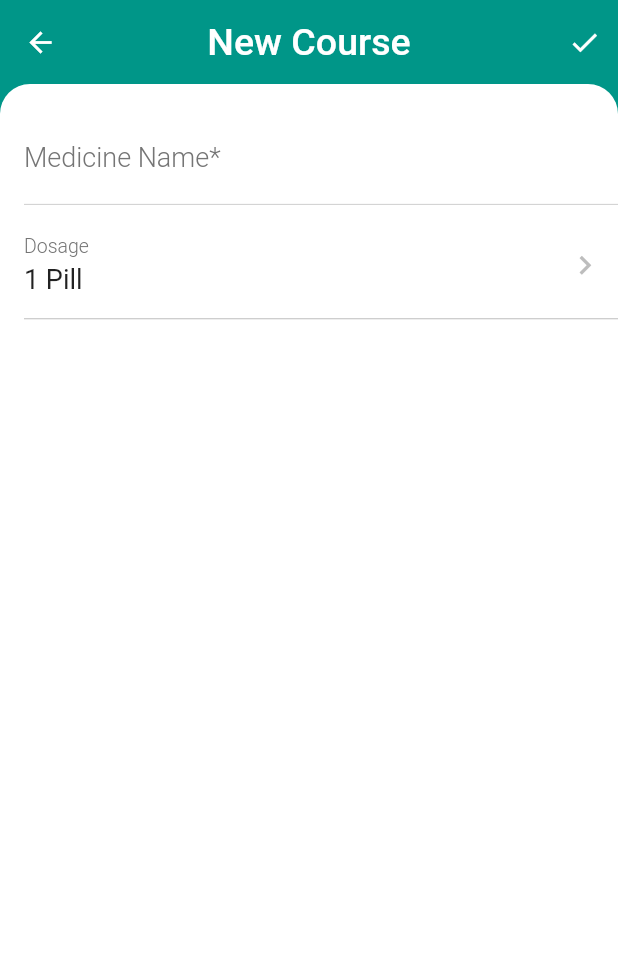
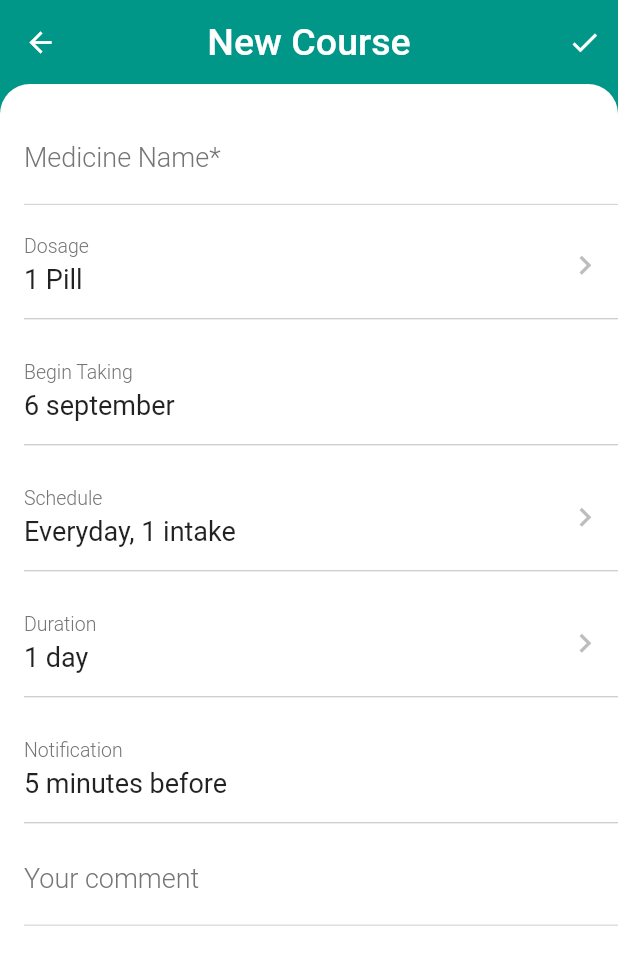
Before and after one commit to avinvvij/Medicine-Reminder, a Flutter app: the NewMedicine screen opened by its route, on a phone screen of 412 x 824 dp. Shown: the top 965 px of the screen. Run offline on Flutter 3.47's test engine with Material 2 defaults, Android fonts, the phone set to English and light mode, and no system bars; our stand-ins replace flutter_vector_icons.

Commit message:
New Dosage screen start, completed the UI for new course

```diff
--- /dev/null
+++ b/lib/CommonModules/PRDatePicker.dart
@@ -0,0 +1,20 @@
+import 'package:flutter/material.dart';
+
+class PRDatePicker {
+  PRDatePicker({@required this.context});
+  final BuildContext context;
+
+  Future<DateTime> displayDatePicker() async {
+    final DateTime pickedDate = await showDatePicker(
+        context: context,
+        initialDate: DateTime.now(),
+        firstDate: DateTime.now().subtract(Duration(days: 1460)),
+        lastDate: DateTime.now().add(Duration(days: 1460)));
+
+    if (pickedDate != null) {
+      return pickedDate;
+    } else {
+      return null;
+    }
+  }
+}
--- a/lib/Config/RouteIDs.dart
+++ b/lib/Config/RouteIDs.dart
@@ -1,4 +1,5 @@
 class RouteIDs {
-  static String HOME_SCREEN_ID = "/";
-  static String NEW_MED_INTAKE_ID = "/intake";
+  static const String HOME_SCREEN_ID = "/";
+  static const String NEW_MED_INTAKE_ID = "/intake";
+  static const String NEW_DOSAGE_ID = "/dosage";
 }
--- a/lib/Screens/HomeScreen.dart
+++ b/lib/Screens/HomeScreen.dart
@@ -88,6 +88,10 @@ class NoData extends StatelessWidget {
           top: -35,
           child: Align(
             alignment: Alignment.topCenter,
+            child: GestureDetector(
+              onTap: () {
+                Navigator.pushNamed(context, RouteIDs.NEW_MED_INTAKE_ID);
+              },
               child: Card(
                 elevation: 10,
                 shape: RoundedRectangleBorder(
@@ -102,6 +106,7 @@ class NoData extends StatelessWidget {
                 ),
               ),
             ),
+          ),
         )
       ],
     );
--- a/lib/Screens/NewMedicine.dart
+++ b/lib/Screens/NewMedicine.dart
@@ -1,7 +1,9 @@
 import 'package:flutter/cupertino.dart';
 import "package:flutter/material.dart";
 import 'package:flutter_vector_icons/flutter_vector_icons.dart';
+import 'package:pill_reminder/CommonModules/PRDatePicker.dart';
 import 'package:pill_reminder/CommonModules/PRTextField.dart';
+import 'package:pill_reminder/Config/RouteIDs.dart';
 import 'package:pill_reminder/Utils/Colors.dart';
 
 class NewMedicine extends StatefulWidget {
@@ -48,7 +50,7 @@ class _NewMedicineState extends State<NewMedicine> {
           )),
       body: Container(
         height: double.infinity,
-        padding: EdgeInsets.only(top: 20, left: 16),
+        padding: EdgeInsets.only(top: 20, left: 16, bottom: 20),
         child: SingleChildScrollView(
           child: Column(
             children: [
@@ -59,13 +61,77 @@ class _NewMedicineState extends State<NewMedicine> {
               SizedBox(
                 height: 20,
               ),
-              RoutePicker(title: "Dosage", value: "1 Pill", displayArrow: true),
+              RoutePicker(
+                  onTap: () {
+                    Navigator.pushNamed(context, RouteIDs.NEW_DOSAGE_ID);
+                  },
+                  title: "Dosage",
+                  value: "1 Pill",
+                  displayArrow: true),
               SizedBox(
                 height: 8,
               ),
               Divider(
                 color: AppPallete.dividerColor,
               ),
+              SizedBox(
+                height: 20,
+              ),
+              RoutePicker(
+                  title: "Begin Taking",
+                  value: "6 september",
+                  onTap: () async {
+                    print(await PRDatePicker(context: context)
+                        .displayDatePicker());
+                  },
+                  displayArrow: false),
+              SizedBox(
+                height: 8,
+              ),
+              Divider(
+                color: AppPallete.dividerColor,
+              ),
+              SizedBox(
+                height: 20,
+              ),
+              RoutePicker(
+                  title: "Schedule",
+                  value: "Everyday, 1 intake",
+                  displayArrow: true),
+              SizedBox(
+                height: 8,
+              ),
+              Divider(
+                color: AppPallete.dividerColor,
+              ),
+              SizedBox(
+                height: 20,
+              ),
+              RoutePicker(
+                  title: "Duration", value: "1 day", displayArrow: true),
+              SizedBox(
+                height: 8,
+              ),
+              Divider(
+                color: AppPallete.dividerColor,
+              ),
+              SizedBox(
+                height: 20,
+              ),
+              RoutePicker(
+                  title: "Notification",
+                  value: "5 minutes before",
+                  displayArrow: false),
+              SizedBox(
+                height: 8,
+              ),
+              Divider(
+                color: AppPallete.dividerColor,
+              ),
+              PRTextField(
+                placeholder: "Your comment",
+                onChanged: (String text) {},
+              )
             ],
           ),
         ),
@@ -83,15 +149,25 @@ class RoutePicker extends StatelessWidget {
       {@required this.title,
       @required this.value,
       this.route,
-      this.displayArrow});
+      this.displayArrow,
+      this.onTap});
   final String title;
   final String value;
   final String route;
   final bool displayArrow;
+  final Function onTap;
 
   @override
   Widget build(BuildContext context) {
-    return Row(
+    return GestureDetector(
+      onTap: () {
+        if (onTap != null) {
+          onTap();
+        }
+      },
+      child: Container(
+        color: Colors.white,
+        child: Row(
           children: [
             Expanded(
               flex: 8,
@@ -126,6 +202,8 @@ class RoutePicker extends StatelessWidget {
                   size: displayArrow ? 25 : 0,
                 ))
           ],
+        ),
+      ),
     );
   }
 }
--- a/lib/main.dart
+++ b/lib/main.dart
@@ -1,6 +1,7 @@
 import "package:flutter/material.dart";
 import 'package:pill_reminder/Config/RouteIDs.dart';
 import 'package:pill_reminder/Screens/HomeScreen.dart';
+import 'package:pill_reminder/Screens/NewDosage.dart';
 import 'package:pill_reminder/Screens/NewMedicine.dart';
 import 'package:pill_reminder/Utils/Colors.dart';
 
@@ -19,7 +20,8 @@ class MainApp extends StatelessWidget {
       initialRoute: RouteIDs.HOME_SCREEN_ID,
       routes: {
         RouteIDs.HOME_SCREEN_ID: (context) => HomeScreen(),
-        RouteIDs.NEW_MED_INTAKE_ID: (context) => NewMedicine()
+        RouteIDs.NEW_MED_INTAKE_ID: (context) => NewMedicine(),
+        RouteIDs.NEW_DOSAGE_ID: (context) => NewDosage()
       },
     );
   }
```
Also changed, not shown: lib/Screens/NewDosage.dart (added, +43 -0 lines). Lines whose indentation alone changed are shown as unchanged.
